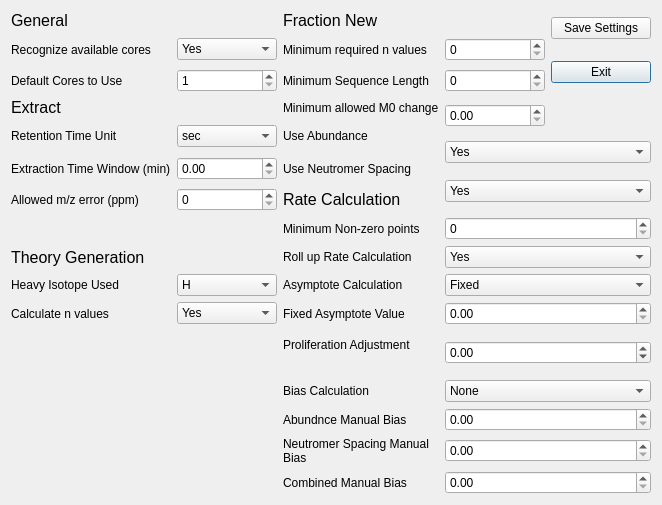
This is ui_files/Settings_Menu.ui in JC-Price/DeuteRater as Qt 5 draws it before an edit. The edited form follows.
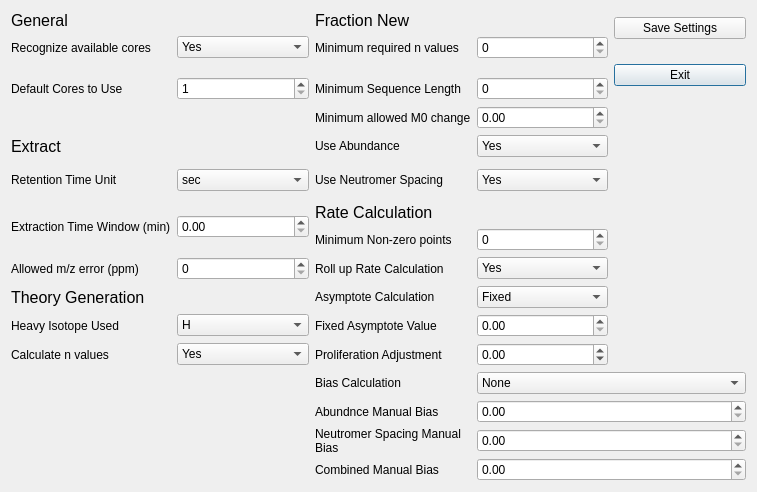
This is the edited form.

```diff
--- a/ui_files/Settings_Menu.ui
+++ b/ui_files/Settings_Menu.ui
@@ -6,128 +6,88 @@
    <rect>
     <x>0</x>
     <y>0</y>
-    <width>662</width>
-    <height>505</height>
+    <width>757</width>
+    <height>432</height>
    </rect>
   </property>
   <property name="windowTitle">
    <string>Dialog</string>
   </property>
   <layout class="QGridLayout" name="gridLayout">
-   <item row="11" column="3" colspan="2">
-    <widget class="QComboBox" name="roll_up_option">
-     <item>
-      <property name="text">
-       <string>Yes</string>
-      </property>
-     </item>
-     <item>
-      <property name="text">
-       <string>No</string>
-      </property>
-     </item>
-    </widget>
-   </item>
-   <item row="9" column="1">
-    <widget class="QSpinBox" name="ppm_error">
-     <property name="maximum">
-      <number>100</number>
-     </property>
-    </widget>
-   </item>
-   <item row="7" column="1" rowspan="2">
-    <widget class="QDoubleSpinBox" name="time_window"/>
-   </item>
-   <item row="7" column="0" rowspan="2">
-    <widget class="QLabel" name="label_20">
+   <item row="5" column="2">
+    <widget class="QLabel" name="label_3">
      <property name="text">
-      <string>Extraction Time Window (min)</string>
+      <string>Minimum Sequence Length</string>
      </property>
     </widget>
    </item>
-   <item row="7" column="2" rowspan="2">
+   <item row="9" column="2">
     <widget class="QLabel" name="label_25">
      <property name="text">
       <string>Use Neutromer Spacing</string>
      </property>
     </widget>
    </item>
-   <item row="8" column="3" rowspan="2" colspan="2">
-    <widget class="QComboBox" name="use_neutromer_spacing">
-     <item>
-      <property name="text">
-       <string>Yes</string>
-      </property>
-     </item>
-     <item>
-      <property name="text">
-       <string>No</string>
-      </property>
-     </item>
-    </widget>
+   <item row="5" column="3">
+    <widget class="QSpinBox" name="min_sequence_length"/>
    </item>
-   <item row="9" column="0">
-    <widget class="QLabel" name="label_21">
-     <property name="text">
-      <string>Allowed m/z error (ppm)</string>
+   <item row="25" column="3" colspan="2">
+    <widget class="QDoubleSpinBox" name="combined_manual_bias">
+     <property name="maximum">
+      <double>1.000000000000000</double>
      </property>
-    </widget>
-   </item>
-   <item row="10" column="2">
-    <widget class="QLabel" name="label_26">
-     <property name="text">
-      <string>Minimum Non-zero points</string>
+     <property name="singleStep">
+      <double>0.050000000000000</double>
      </property>
-     <property name="wordWrap">
-      <bool>true</bool>
-     </property>
     </widget>
    </item>
-   <item row="9" column="2">
-    <widget class="QLabel" name="label_4">
-     <property name="font">
-      <font>
-       <pointsize>12</pointsize>
-      </font>
-     </property>
-     <property name="text">
-      <string>Rate Calculation</string>
-     </property>
-    </widget>
-   </item>
-   <item row="12" column="0">
-    <widget class="QLabel" name="label_22">
-     <property name="text">
-      <string>Heavy Isotope Used</string>
-     </property>
-    </widget>
-   </item>
-   <item row="10" column="3" colspan="2">
+   <item row="13" column="3">
     <widget class="QSpinBox" name="minimum_nonzero_points"/>
    </item>
-   <item row="11" column="0">
-    <widget class="QLabel" name="label_7">
-     <property name="font">
-      <font>
-       <pointsize>12</pointsize>
-      </font>
-     </property>
-     <property name="text">
-      <string>Theory Generation</string>
-     </property>
+   <item row="22" column="3" colspan="2">
+    <widget class="QComboBox" name="bias_selection_option">
+     <item>
+      <property name="text">
+       <string>None</string>
+      </property>
+     </item>
+     <item>
+      <property name="text">
+       <string>Automatic</string>
+      </property>
+     </item>
+     <item>
+      <property name="text">
+       <string>Manual</string>
+      </property>
+     </item>
     </widget>
    </item>
-   <item row="11" column="2">
-    <widget class="QLabel" name="label_17">
+   <item row="16" column="2">
+    <widget class="QLabel" name="label_15">
      <property name="text">
-      <string>Roll up Rate Calculation</string>
+      <string>Asymptote Calculation</string>
      </property>
      <property name="wordWrap">
       <bool>true</bool>
      </property>
     </widget>
    </item>
-   <item row="18" column="3" colspan="2">
+   <item row="14" column="3">
+    <widget class="QComboBox" name="roll_up_option">
+     <item>
+      <property name="text">
+       <string>Yes</string>
+      </property>
+     </item>
+     <item>
+      <property name="text">
+       <string>No</string>
+      </property>
+     </item>
+    </widget>
+   </item>
+   <item row="23" column="3" colspan="2">
     <widget class="QDoubleSpinBox" name="abund_manual_bias">
      <property name="maximum">
       <double>1.000000000000000</double>
@@ -137,29 +97,7 @@
      </property>
     </widget>
    </item>
-   <item row="12" column="1">
-    <widget class="QComboBox" name="heavy_label">
-     <item>
-      <property name="text">
-       <string>H</string>
-      </property>
-     </item>
-    </widget>
-   </item>
-   <item row="14" column="3" rowspan="3" colspan="2">
-    <widget class="QDoubleSpinBox" name="proliferation_adjustment">
-     <property name="minimum">
-      <double>-0.500000000000000</double>
-     </property>
-     <property name="maximum">
-      <double>1.000000000000000</double>
-     </property>
-     <property name="singleStep">
-      <double>0.050000000000000</double>
-     </property>
-    </widget>
-   </item>
-   <item row="19" column="2">
+   <item row="24" column="2">
     <widget class="QLabel" name="label_11">
      <property name="text">
       <string>Neutromer Spacing Manual Bias</string>
@@ -169,7 +107,17 @@
      </property>
     </widget>
    </item>
-   <item row="20" column="2">
+   <item row="13" column="2">
+    <widget class="QLabel" name="label_26">
+     <property name="text">
+      <string>Minimum Non-zero points</string>
+     </property>
+     <property name="wordWrap">
+      <bool>true</bool>
+     </property>
+    </widget>
+   </item>
+   <item row="25" column="2">
     <widget class="QLabel" name="label_12">
      <property name="text">
       <string>Combined Manual Bias</string>
@@ -179,17 +127,7 @@
      </property>
     </widget>
    </item>
-   <item row="20" column="3" colspan="2">
-    <widget class="QDoubleSpinBox" name="combined_manual_bias">
-     <property name="maximum">
-      <double>1.000000000000000</double>
-     </property>
-     <property name="singleStep">
-      <double>0.050000000000000</double>
-     </property>
-    </widget>
-   </item>
-   <item row="12" column="3" colspan="2">
+   <item row="16" column="3">
     <widget class="QComboBox" name="asymptope_type">
      <item>
       <property name="text">
@@ -203,26 +141,7 @@
      </item>
     </widget>
    </item>
-   <item row="17" column="3" colspan="2">
-    <widget class="QComboBox" name="bias_selection_option">
-     <item>
-      <property name="text">
-       <string>None</string>
-      </property>
-     </item>
-     <item>
-      <property name="text">
-       <string>Automatic</string>
-      </property>
-     </item>
-     <item>
-      <property name="text">
-       <string>Manual</string>
-      </property>
-     </item>
-    </widget>
-   </item>
-   <item row="18" column="2">
+   <item row="23" column="2">
     <widget class="QLabel" name="label_10">
      <property name="text">
       <string>Abundnce Manual Bias</string>
@@ -232,7 +151,17 @@
      </property>
     </widget>
    </item>
-   <item row="13" column="2">
+   <item row="14" column="2">
+    <widget class="QLabel" name="label_17">
+     <property name="text">
+      <string>Roll up Rate Calculation</string>
+     </property>
+     <property name="wordWrap">
+      <bool>true</bool>
+     </property>
+    </widget>
+   </item>
+   <item row="17" column="2">
     <widget class="QLabel" name="label_16">
      <property name="text">
       <string>Fixed Asymptote Value</string>
@@ -242,7 +171,7 @@
      </property>
     </widget>
    </item>
-   <item row="17" column="2">
+   <item row="22" column="2">
     <widget class="QLabel" name="label_13">
      <property name="text">
       <string>Bias Calculation</string>
@@ -252,7 +181,7 @@
      </property>
     </widget>
    </item>
-   <item row="19" column="3" colspan="2">
+   <item row="24" column="3" colspan="2">
     <widget class="QDoubleSpinBox" name="spacing_manual_bias">
      <property name="maximum">
       <double>1.000000000000000</double>
@@ -262,36 +191,37 @@
      </property>
     </widget>
    </item>
-   <item row="13" column="3" colspan="2">
-    <widget class="QDoubleSpinBox" name="fixed_asymptote_value">
-     <property name="minimum">
-      <double>0.000000000000000</double>
-     </property>
-     <property name="maximum">
-      <double>10.000000000000000</double>
-     </property>
-     <property name="singleStep">
-      <double>0.050000000000000</double>
-     </property>
-    </widget>
-   </item>
    <item row="12" column="2">
-    <widget class="QLabel" name="label_15">
+    <widget class="QLabel" name="label_4">
+     <property name="font">
+      <font>
+       <pointsize>12</pointsize>
+      </font>
+     </property>
      <property name="text">
-      <string>Asymptote Calculation</string>
+      <string>Rate Calculation</string>
      </property>
-     <property name="wordWrap">
-      <bool>true</bool>
+    </widget>
+   </item>
+   <item row="14" column="1">
+    <widget class="QSpinBox" name="ppm_error">
+     <property name="maximum">
+      <number>100</number>
      </property>
     </widget>
    </item>
-   <item row="14" column="2" rowspan="2">
-    <widget class="QLabel" name="label_14">
-     <property name="text">
-      <string>Proliferation Adjustment</string>
+   <item row="12" column="1" rowspan="2">
+    <widget class="QDoubleSpinBox" name="time_window"/>
+   </item>
+   <item row="16" column="0">
+    <widget class="QLabel" name="label_7">
+     <property name="font">
+      <font>
+       <pointsize>12</pointsize>
+      </font>
      </property>
-     <property name="wordWrap">
-      <bool>true</bool>
+     <property name="text">
+      <string>Theory Generation</string>
      </property>
     </widget>
    </item>
@@ -307,24 +237,7 @@
      </property>
     </widget>
    </item>
-   <item row="2" column="4" rowspan="2">
-    <widget class="QPushButton" name="ExitButton">
-     <property name="text">
-      <string>Exit</string>
-     </property>
-    </widget>
-   </item>
-   <item row="4" column="2">
-    <widget class="QLabel" name="label_8">
-     <property name="text">
-      <string>Minimum allowed M0 change</string>
-     </property>
-    </widget>
-   </item>
-   <item row="3" column="3">
-    <widget class="QSpinBox" name="min_sequence_length"/>
-   </item>
-   <item row="4" column="0">
+   <item row="7" column="0">
     <widget class="QLabel" name="label_6">
      <property name="font">
       <font>
@@ -336,32 +249,48 @@
      </property>
     </widget>
    </item>
-   <item row="3" column="0">
+   <item row="2" column="4" rowspan="4">
+    <widget class="QPushButton" name="ExitButton">
+     <property name="text">
+      <string>Exit</string>
+     </property>
+    </widget>
+   </item>
+   <item row="14" column="0">
+    <widget class="QLabel" name="label_21">
+     <property name="text">
+      <string>Allowed m/z error (ppm)</string>
+     </property>
+    </widget>
+   </item>
+   <item row="5" column="0">
     <widget class="QLabel" name="label_18">
      <property name="text">
       <string>Default Cores to Use</string>
      </property>
     </widget>
    </item>
-   <item row="5" column="0" rowspan="2">
-    <widget class="QLabel" name="label_19">
-     <property name="text">
-      <string>Retention Time Unit</string>
-     </property>
-    </widget>
-   </item>
-   <item row="5" column="1" rowspan="2">
-    <widget class="QComboBox" name="rt_unit">
+   <item row="17" column="1">
+    <widget class="QComboBox" name="heavy_label">
      <item>
       <property name="text">
-       <string>sec</string>
+       <string>H</string>
       </property>
      </item>
-     <item>
-      <property name="text">
-       <string>min</string>
-      </property>
-     </item>
+    </widget>
+   </item>
+   <item row="12" column="0" rowspan="2">
+    <widget class="QLabel" name="label_20">
+     <property name="text">
+      <string>Extraction Time Window (min)</string>
+     </property>
+    </widget>
+   </item>
+   <item row="17" column="0">
+    <widget class="QLabel" name="label_22">
+     <property name="text">
+      <string>Heavy Isotope Used</string>
+     </property>
     </widget>
    </item>
    <item row="1" column="2" rowspan="2">
@@ -371,14 +300,14 @@
      </property>
     </widget>
    </item>
-   <item row="0" column="4" rowspan="2">
-    <widget class="QPushButton" name="SaveButton">
+   <item row="18" column="0">
+    <widget class="QLabel" name="label_27">
      <property name="text">
-      <string>Save Settings</string>
+      <string>Calculate n values</string>
      </property>
     </widget>
    </item>
-   <item row="3" column="1">
+   <item row="5" column="1">
     <widget class="QSpinBox" name="default_cores">
      <property name="minimum">
       <number>1</number>
@@ -388,40 +317,6 @@
      </property>
     </widget>
    </item>
-   <item row="5" column="2" rowspan="2">
-    <widget class="QLabel" name="label_24">
-     <property name="text">
-      <string>Use Abundance</string>
-     </property>
-    </widget>
-   </item>
-   <item row="6" column="3" rowspan="2" colspan="2">
-    <widget class="QComboBox" name="use_abundance">
-     <item>
-      <property name="text">
-       <string>Yes</string>
-      </property>
-     </item>
-     <item>
-      <property name="text">
-       <string>No</string>
-      </property>
-     </item>
-    </widget>
-   </item>
-   <item row="1" column="3" rowspan="2">
-    <widget class="QSpinBox" name="min_n_value"/>
-   </item>
-   <item row="4" column="3" rowspan="2">
-    <widget class="QDoubleSpinBox" name="min_allowed_m0_change">
-     <property name="maximum">
-      <double>1.000000000000000</double>
-     </property>
-     <property name="singleStep">
-      <double>0.050000000000000</double>
-     </property>
-    </widget>
-   </item>
    <item row="0" column="2">
     <widget class="QLabel" name="label_2">
      <property name="font">
@@ -434,20 +329,6 @@
      </property>
     </widget>
    </item>
-   <item row="1" column="0" rowspan="2">
-    <widget class="QLabel" name="label_9">
-     <property name="text">
-      <string>Recognize available cores</string>
-     </property>
-    </widget>
-   </item>
-   <item row="3" column="2">
-    <widget class="QLabel" name="label_3">
-     <property name="text">
-      <string>Minimum Sequence Length</string>
-     </property>
-    </widget>
-   </item>
    <item row="1" column="1" rowspan="2">
     <widget class="QComboBox" name="recognize_available_cores">
      <item>
@@ -462,14 +343,7 @@
      </item>
     </widget>
    </item>
-   <item row="13" column="0">
-    <widget class="QLabel" name="label_27">
-     <property name="text">
-      <string>Calculate n values</string>
-     </property>
-    </widget>
-   </item>
-   <item row="13" column="1">
+   <item row="18" column="1">
     <widget class="QComboBox" name="calculate_n_values">
      <item>
       <property name="text">
@@ -483,6 +357,132 @@
      </item>
     </widget>
    </item>
+   <item row="1" column="3" rowspan="2">
+    <widget class="QSpinBox" name="min_n_value"/>
+   </item>
+   <item row="8" column="1" rowspan="3">
+    <widget class="QComboBox" name="rt_unit">
+     <item>
+      <property name="text">
+       <string>sec</string>
+      </property>
+     </item>
+     <item>
+      <property name="text">
+       <string>min</string>
+      </property>
+     </item>
+    </widget>
+   </item>
+   <item row="1" column="0" rowspan="2">
+    <widget class="QLabel" name="label_9">
+     <property name="text">
+      <string>Recognize available cores</string>
+     </property>
+    </widget>
+   </item>
+   <item row="0" column="4" rowspan="2">
+    <widget class="QPushButton" name="SaveButton">
+     <property name="text">
+      <string>Save Settings</string>
+     </property>
+    </widget>
+   </item>
+   <item row="7" column="3">
+    <widget class="QComboBox" name="use_abundance">
+     <item>
+      <property name="text">
+       <string>Yes</string>
+      </property>
+     </item>
+     <item>
+      <property name="text">
+       <string>No</string>
+      </property>
+     </item>
+    </widget>
+   </item>
+   <item row="6" column="3">
+    <widget class="QDoubleSpinBox" name="min_allowed_m0_change">
+     <property name="maximum">
+      <double>1.000000000000000</double>
+     </property>
+     <property name="singleStep">
+      <double>0.050000000000000</double>
+     </property>
+    </widget>
+   </item>
+   <item row="18" column="3">
+    <widget class="QDoubleSpinBox" name="proliferation_adjustment">
+     <property name="minimum">
+      <double>-0.500000000000000</double>
+     </property>
+     <property name="maximum">
+      <double>1.000000000000000</double>
+     </property>
+     <property name="singleStep">
+      <double>0.050000000000000</double>
+     </property>
+    </widget>
+   </item>
+   <item row="18" column="2">
+    <widget class="QLabel" name="label_14">
+     <property name="text">
+      <string>Proliferation Adjustment</string>
+     </property>
+     <property name="wordWrap">
+      <bool>true</bool>
+     </property>
+    </widget>
+   </item>
+   <item row="9" column="3">
+    <widget class="QComboBox" name="use_neutromer_spacing">
+     <item>
+      <property name="text">
+       <string>Yes</string>
+      </property>
+     </item>
+     <item>
+      <property name="text">
+       <string>No</string>
+      </property>
+     </item>
+    </widget>
+   </item>
+   <item row="6" column="2">
+    <widget class="QLabel" name="label_8">
+     <property name="text">
+      <string>Minimum allowed M0 change</string>
+     </property>
+    </widget>
+   </item>
+   <item row="7" column="2">
+    <widget class="QLabel" name="label_24">
+     <property name="text">
+      <string>Use Abundance</string>
+     </property>
+    </widget>
+   </item>
+   <item row="17" column="3">
+    <widget class="QDoubleSpinBox" name="fixed_asymptote_value">
+     <property name="minimum">
+      <double>0.000000000000000</double>
+     </property>
+     <property name="maximum">
+      <double>10.000000000000000</double>
+     </property>
+     <property name="singleStep">
+      <double>0.050000000000000</double>
+     </property>
+    </widget>
+   </item>
+   <item row="8" column="0" rowspan="3">
+    <widget class="QLabel" name="label_19">
+     <property name="text">
+      <string>Retention Time Unit</string>
+     </property>
+    </widget>
+   </item>
   </layout>
  </widget>
  <resources/>
```
